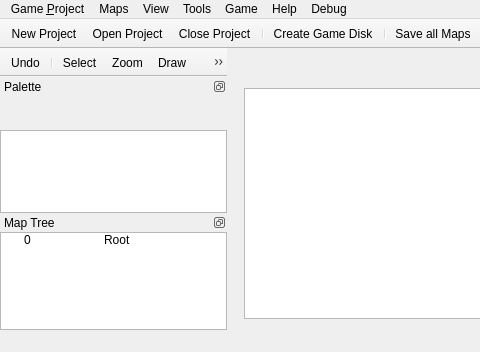
This is src/mainwindow.ui in EasyRPG/Editor as Qt 5 draws it before an edit; both pictures show x 0 to 480 and y 0 to 352 of the 761 by 352 pixel window. The edited form follows.
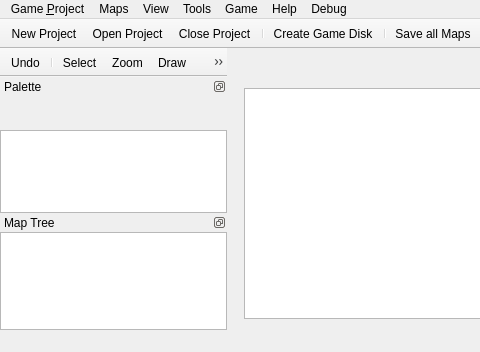
This is the edited form. Icons and pictures are not drawn.

Commit message: Display MapTree.

Patch:
```diff
--- a/src/mainwindow.ui
+++ b/src/mainwindow.ui
@@ -239,24 +239,16 @@
        <attribute name="headerVisible">
         <bool>false</bool>
        </attribute>
-       <column>
-        <property name="text">
-         <string>Map ID</string>
-        </property>
-       </column>
        <column>
         <property name="text">
          <string>Map Name</string>
         </property>
        </column>
-       <item>
+       <column>
         <property name="text">
-         <string>0</string>
+         <string>Map ID</string>
         </property>
-        <property name="text">
-         <string>Root</string>
-        </property>
-       </item>
+       </column>
       </widget>
      </item>
     </layout>
```
The commit also changes 1 other file.
